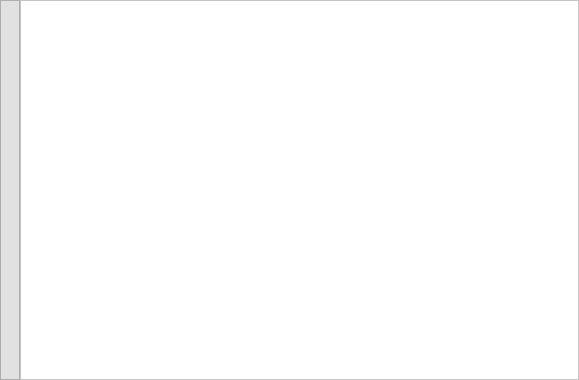
Old version of the form interface/ui/tabchildwidget.ui in the repository RunheZH/SCAPES.
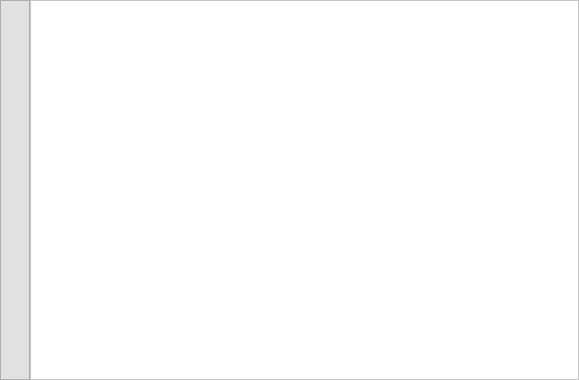
New version of the form.

```diff
--- a/interface/ui/tabchildwidget.ui
+++ b/interface/ui/tabchildwidget.ui
@@ -45,7 +45,7 @@
     </widget>
    </item>
    <item row="0" column="0">
-    <widget class="QTextBrowser" name="lineNumEdit">
+    <widget class="QTextEdit" name="lineNumEdit">
      <property name="sizePolicy">
       <sizepolicy hsizetype="Maximum" vsizetype="Expanding">
        <horstretch>0</horstretch>
@@ -60,19 +60,35 @@
      </property>
      <property name="maximumSize">
       <size>
-       <width>20</width>
+       <width>30</width>
        <height>16777215</height>
       </size>
      </property>
+     <property name="font">
+      <font>
+       <family>DejaVu Sans Mono</family>
+       <weight>75</weight>
+       <bold>true</bold>
+      </font>
+     </property>
+     <property name="layoutDirection">
+      <enum>Qt::RightToLeft</enum>
+     </property>
      <property name="styleSheet">
       <string notr="true">background-color: rgb(225, 225, 225);
 color: rgb(0, 0, 0);</string>
      </property>
+     <property name="verticalScrollBarPolicy">
+      <enum>Qt::ScrollBarAlwaysOff</enum>
+     </property>
+     <property name="horizontalScrollBarPolicy">
+      <enum>Qt::ScrollBarAlwaysOff</enum>
+     </property>
      <property name="html">
       <string>&lt;!DOCTYPE HTML PUBLIC &quot;-//W3C//DTD HTML 4.0//EN&quot; &quot;http://www.w3.org/TR/REC-html40/strict.dtd&quot;&gt;
 &lt;html&gt;&lt;head&gt;&lt;meta name=&quot;qrichtext&quot; content=&quot;1&quot; /&gt;&lt;style type=&quot;text/css&quot;&gt;
 p, li { white-space: pre-wrap; }
-&lt;/style&gt;&lt;/head&gt;&lt;body style=&quot; font-family:'Sans'; font-size:10pt; font-weight:400; font-style:normal;&quot;&gt;
+&lt;/style&gt;&lt;/head&gt;&lt;body style=&quot; font-family:'DejaVu Sans Mono'; font-size:10pt; font-weight:600; font-style:normal;&quot;&gt;
 &lt;p style=&quot;-qt-paragraph-type:empty; margin-top:0px; margin-bottom:0px; margin-left:0px; margin-right:0px; -qt-block-indent:0; text-indent:0px;&quot;&gt;&lt;br /&gt;&lt;/p&gt;&lt;/body&gt;&lt;/html&gt;</string>
      </property>
     </widget>
```
